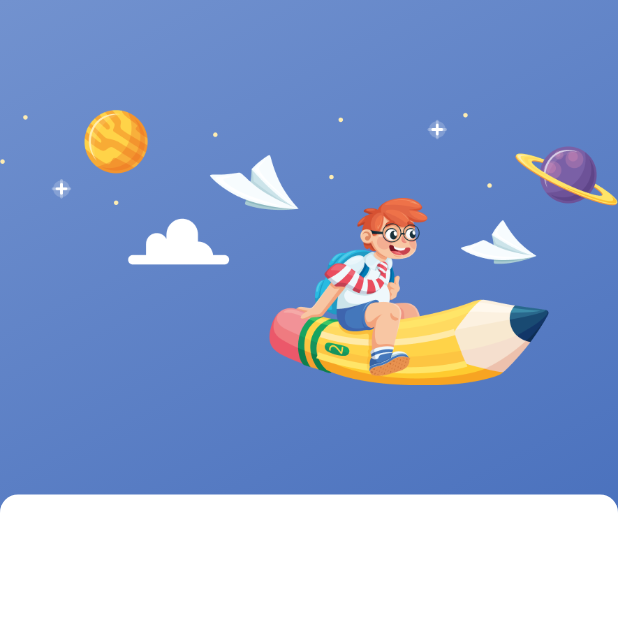
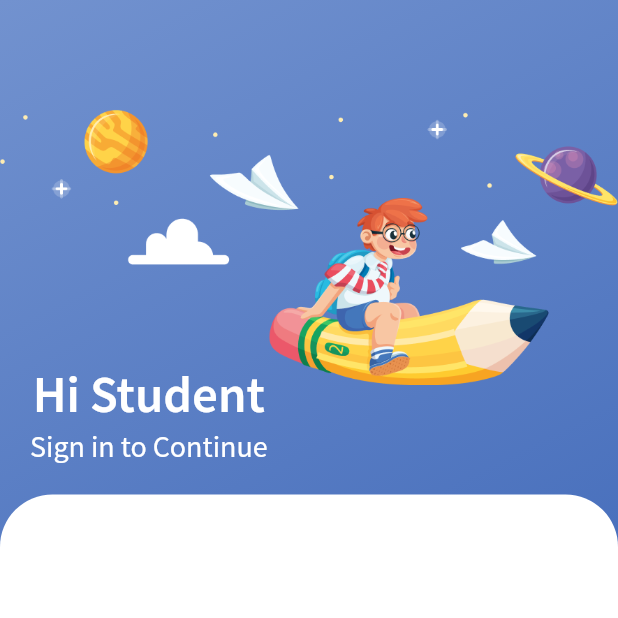
Before and after one commit to hipporasy/erp_school, a Flutter app: the screen it shows after launch, on a phone screen of 412 x 824 dp, the top half of it. Run offline on Flutter 3.47's test engine with Material 2 defaults, Android fonts, the phone set to English and light mode, and no system bars.

Commit message:
update login

```diff
--- a/lib/src/screens/login/login_screen.dart
+++ b/lib/src/screens/login/login_screen.dart
@@ -1,4 +1,5 @@
 import 'package:erp_school/src/styles/app_color.dart';
+import 'package:erp_school/src/styles/app_text_style.dart';
 import 'package:flutter/cupertino.dart';
 import 'package:flutter/material.dart';
 
@@ -10,7 +11,8 @@ class LoginScreen extends StatefulWidget {
 class _LoginScreenState extends State<LoginScreen> {
   @override
   Widget build(BuildContext context) {
-    return Container(
+    return Scaffold(
+      body: Container(
         decoration: BoxDecoration(
           gradient: LinearGradient(
               begin: Alignment.topLeft,
@@ -25,6 +27,25 @@ class _LoginScreenState extends State<LoginScreen> {
                 Container(
                   height: MediaQuery.of(context).size.height * 0.4,
                   child: Image.asset("assets/images/splash.png"),
+                ),
+                Padding(
+                  padding: const EdgeInsets.all(20.0),
+                  child: Column(
+                    children: [
+                      Text(
+                        "Hi Student",
+                        style: AppTextStyle.style(
+                            fontSize: 34, fontWeight: FontWeight.w600),
+                      ),
+                      Text(
+                        "Sign in to Continue",
+                        style: AppTextStyle.style(
+                            fontSize: 20,
+                            color: Colors.white,
+                            fontWeight: FontWeight.w300),
+                      )
+                    ],
+                  ),
                 )
               ],
             ),
@@ -33,12 +54,13 @@ class _LoginScreenState extends State<LoginScreen> {
                 decoration: BoxDecoration(
                     color: Colors.white,
                     borderRadius: BorderRadius.only(
-                      topRight: Radius.circular(12),
-                      topLeft: Radius.circular(12))),
+                        topRight: Radius.circular(35),
+                        topLeft: Radius.circular(35))),
               ),
             )
           ],
         ),
+      ),
     );
   }
 }
--- a/lib/src/styles/app_color.dart
+++ b/lib/src/styles/app_color.dart
@@ -3,4 +3,5 @@ import 'dart:ui';
 mixin AppColor {
   static Color primary = Color(0xFF2855AE);
   static Color primaryLight = Color(0xFF7292CF);
+  static Color darkText = Color(0xFF777777);
 }
--- a/lib/src/styles/app_text_style.dart
+++ b/lib/src/styles/app_text_style.dart
@@ -0,0 +1,16 @@
+import 'package:flutter/material.dart';
+
+mixin AppTextStyle {
+  static const primaryText =
+      TextStyle(fontSize: 18, color: Colors.white, fontFamily: "SourceSansPro");
+
+  static TextStyle style(
+          {double fontSize = 18,
+          Color color = Colors.white,
+          FontWeight fontWeight = FontWeight.normal}) =>
+      TextStyle(
+          fontFamily: "SourceSansPro",
+          fontSize: fontSize,
+          color: color,
+          fontWeight: fontWeight);
+}
--- a/pubspec.yaml
+++ b/pubspec.yaml
@@ -63,6 +63,9 @@ flutter:
         - family: SourceSansPro
           fonts:
               - asset: assets/fonts/SourceSansPro-Regular.ttf
+                weight: 400
+              - asset: assets/fonts/SourceSansPro-SemiBold.ttf
+                weight: 600
     #       - asset: fonts/Schyler-Italic.ttf
     #         style: italic
     #   - family: Trajan Pro
```
Lines whose indentation alone changed are shown as unchanged.
